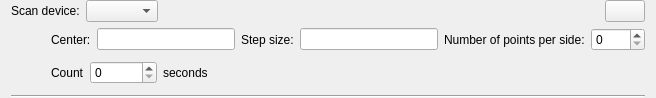
Above: lib/nicos/clients/gui/panels/cmdlets/cscan.ui from mlz-ictrl/nicos before the change. Below: the same form after it.
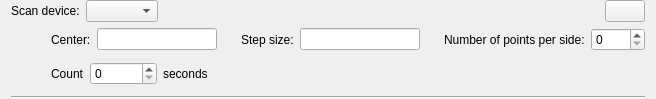
That is the form after the change. Icons and pictures are not drawn.

Commit message: gui: display unit behind value boxes for move/scan

Diff of the .ui file:
```diff
--- a/lib/nicos/clients/gui/panels/cmdlets/cscan.ui
+++ b/lib/nicos/clients/gui/panels/cmdlets/cscan.ui
@@ -7,7 +7,7 @@
     <x>0</x>
     <y>0</y>
     <width>656</width>
-    <height>98</height>
+    <height>99</height>
    </rect>
   </property>
   <property name="windowTitle">
@@ -92,6 +92,29 @@
      <item>
       <widget class="QLineEdit" name="start"/>
      </item>
+     <item>
+      <widget class="QLabel" name="unit1">
+       <property name="text">
+        <string/>
+       </property>
+      </widget>
+     </item>
+     <item>
+      <spacer name="horizontalSpacer_5">
+       <property name="orientation">
+        <enum>Qt::Horizontal</enum>
+       </property>
+       <property name="sizeType">
+        <enum>QSizePolicy::Fixed</enum>
+       </property>
+       <property name="sizeHint" stdset="0">
+        <size>
+         <width>5</width>
+         <height>1</height>
+        </size>
+       </property>
+      </spacer>
+     </item>
      <item>
       <widget class="QLabel" name="label_3">
        <property name="text">
@@ -102,6 +125,29 @@
      <item>
       <widget class="QLineEdit" name="step"/>
      </item>
+     <item>
+      <widget class="QLabel" name="unit2">
+       <property name="text">
+        <string/>
+       </property>
+      </widget>
+     </item>
+     <item>
+      <spacer name="horizontalSpacer_6">
+       <property name="orientation">
+        <enum>Qt::Horizontal</enum>
+       </property>
+       <property name="sizeType">
+        <enum>QSizePolicy::Fixed</enum>
+       </property>
+       <property name="sizeHint" stdset="0">
+        <size>
+         <width>5</width>
+         <height>1</height>
+        </size>
+       </property>
+      </spacer>
+     </item>
      <item>
       <widget class="QLabel" name="label_4">
        <property name="text">
```
The commit also changes 4 other files.
